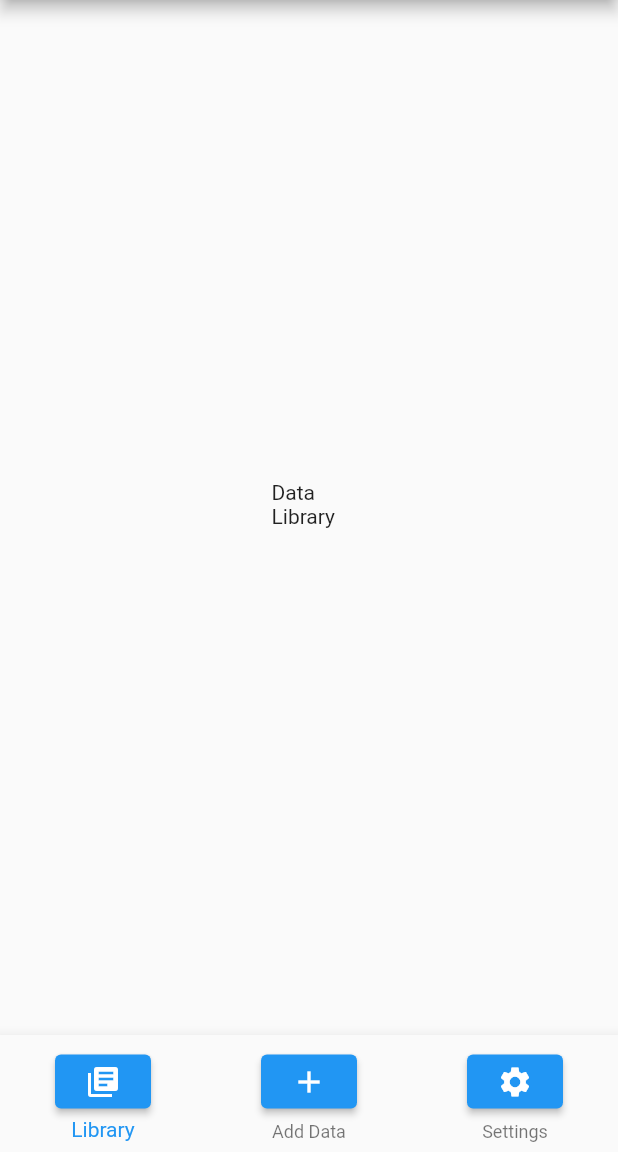
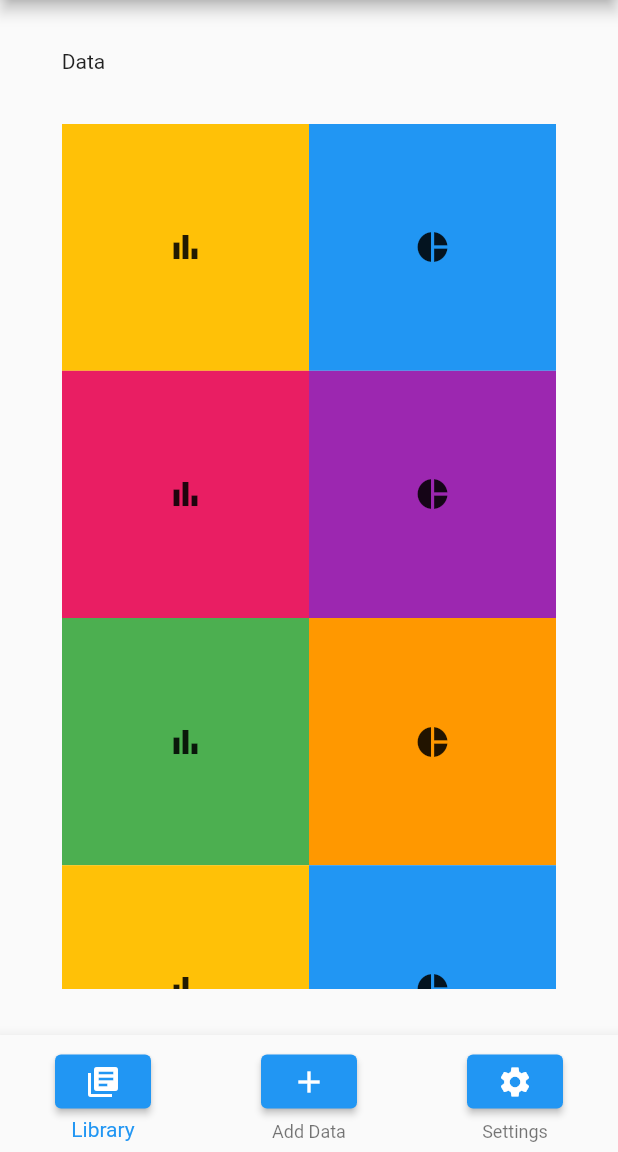
Before and after one commit to JohnVanSloun/StatisticsApp, a Flutter app: the DataLibraryScreen screen opened directly with empty values, on a phone screen of 412 x 824 dp, the part 84-1236 px from its top. Run offline on Flutter 3.47's test engine with Material 2 defaults, Android fonts, the light colour scheme and no system bars.

Commit message:
added basic functionality outline for other pages and created theme files

```diff
--- a/lib/screens/data_library_screen.dart
+++ b/lib/screens/data_library_screen.dart
@@ -15,11 +15,129 @@
         title: Text('Stats App'),
       ),
       bottomNavigationBar: CustomBotNavBar(func1, func2, func3),
-      body: Center(
-        child: Container(
-          width: 50,
-          height: 50,
-          child: Text('Data Library'),
+      body: Container(
+        width: MediaQuery.of(context).size.width,
+        height: MediaQuery.of(context).size.height,
+        child: Column(
+          children: [
+            Container(
+              height: MediaQuery.of(context).size.height * 0.1,
+              width: MediaQuery.of(context).size.width * 0.8,
+              child: Row(
+                children: [Text('Data')],
+              ),
+            ),
+            Container(
+              width: MediaQuery.of(context).size.width * 0.8,
+              height: MediaQuery.of(context).size.height * 0.7,
+              child: ListView(
+                children: [
+                  Row(
+                    mainAxisAlignment: MainAxisAlignment.spaceAround,
+                    children: [
+                      Container(
+                        color: Colors.amber,
+                        width: MediaQuery.of(context).size.width * 0.4,
+                        height: MediaQuery.of(context).size.height * 0.2,
+                        child: Icon(Icons.bar_chart),
+                      ),
+                      Container(
+                        color: Colors.blue,
+                        width: MediaQuery.of(context).size.width * 0.4,
+                        height: MediaQuery.of(context).size.height * 0.2,
+                        child: Icon(Icons.pie_chart),
+                      ),
+                    ],
+                  ),
+                  Row(
+                    mainAxisAlignment: MainAxisAlignment.spaceAround,
+                    children: [
+                      Container(
+                        color: Colors.pink,
+                        width: MediaQuery.of(context).size.width * 0.4,
+                        height: MediaQuery.of(context).size.height * 0.2,
+                        child: Icon(Icons.bar_chart),
+                      ),
+                      Container(
+                        color: Colors.purple,
+                        width: MediaQuery.of(context).size.width * 0.4,
+                        height: MediaQuery.of(context).size.height * 0.2,
+                        child: Icon(Icons.pie_chart),
+                      ),
+                    ],
+                  ),
+                  Row(
+                    mainAxisAlignment: MainAxisAlignment.spaceAround,
+                    children: [
+                      Container(
+                        color: Colors.green,
+                        width: MediaQuery.of(context).size.width * 0.4,
+                        height: MediaQuery.of(context).size.height * 0.2,
+                        child: Icon(Icons.bar_chart),
+                      ),
+                      Container(
+                        color: Colors.orange,
+                        width: MediaQuery.of(context).size.width * 0.4,
+                        height: MediaQuery.of(context).size.height * 0.2,
+                        child: Icon(Icons.pie_chart),
+                      ),
+                    ],
+                  ),
+                  Row(
+                    mainAxisAlignment: MainAxisAlignment.spaceAround,
+                    children: [
+                      Container(
+                        color: Colors.amber,
+                        width: MediaQuery.of(context).size.width * 0.4,
+                        height: MediaQuery.of(context).size.height * 0.2,
+                        child: Icon(Icons.bar_chart),
+                      ),
+                      Container(
+                        color: Colors.blue,
+                        width: MediaQuery.of(context).size.width * 0.4,
+                        height: MediaQuery.of(context).size.height * 0.2,
+                        child: Icon(Icons.pie_chart),
+                      ),
+                    ],
+                  ),
+                  Row(
+                    mainAxisAlignment: MainAxisAlignment.spaceAround,
+                    children: [
+                      Container(
+                        color: Colors.pink,
+                        width: MediaQuery.of(context).size.width * 0.4,
+                        height: MediaQuery.of(context).size.height * 0.2,
+                        child: Icon(Icons.bar_chart),
+                      ),
+                      Container(
+                        color: Colors.purple,
+                        width: MediaQuery.of(context).size.width * 0.4,
+                        height: MediaQuery.of(context).size.height * 0.2,
+                        child: Icon(Icons.pie_chart),
+                      ),
+                    ],
+                  ),
+                  Row(
+                    mainAxisAlignment: MainAxisAlignment.spaceAround,
+                    children: [
+                      Container(
+                        color: Colors.pink,
+                        width: MediaQuery.of(context).size.width * 0.4,
+                        height: MediaQuery.of(context).size.height * 0.2,
+                        child: Icon(Icons.bar_chart),
+                      ),
+                      Container(
+                        color: Colors.purple,
+                        width: MediaQuery.of(context).size.width * 0.4,
+                        height: MediaQuery.of(context).size.height * 0.2,
+                        child: Icon(Icons.pie_chart),
+                      ),
+                    ],
+                  ),
+                ],
+              ),
+            ),
+          ],
         ),
       ),
     );
--- a/lib/screens/settings_screen.dart
+++ b/lib/screens/settings_screen.dart
@@ -15,11 +15,29 @@
         title: Text('Stats App'),
       ),
       bottomNavigationBar: CustomBotNavBar(func1, func2, func3),
-      body: Center(
-        child: Container(
-          width: 50,
-          height: 50,
-          child: Text('Settings'),
+      body: Container(
+        width: MediaQuery.of(context).size.width * 0.8,
+        height: MediaQuery.of(context).size.height * 0.9,
+        margin: EdgeInsets.symmetric(
+            horizontal: MediaQuery.of(context).size.width * 0.1,
+            vertical: MediaQuery.of(context).size.height * 0.05),
+        child: Card(
+          elevation: 5,
+          child: Column(
+            mainAxisAlignment: MainAxisAlignment.spaceAround,
+            children: [
+              Row(
+                children: [
+                  Text('App Color Theme'),
+                ],
+              ),
+              Row(
+                children: [
+                  Text('Dark Mode'),
+                ],
+              )
+            ],
+          ),
         ),
       ),
     );
--- /dev/null
+++ b/lib/themes/dark_theme.dart
@@ -0,0 +1,10 @@
+import 'package:flutter/material.dart';
+
+class DarkTheme extends StatelessWidget {
+  DarkTheme();
+
+  @override
+  Widget build(BuildContext context) {
+    return Container();
+  }
+}
--- /dev/null
+++ b/lib/themes/light_theme.dart
@@ -0,0 +1,10 @@
+import 'package:flutter/material.dart';
+
+class LightTheme extends StatelessWidget {
+  LightTheme();
+
+  @override
+  Widget build(BuildContext context) {
+    return Container();
+  }
+}
```
